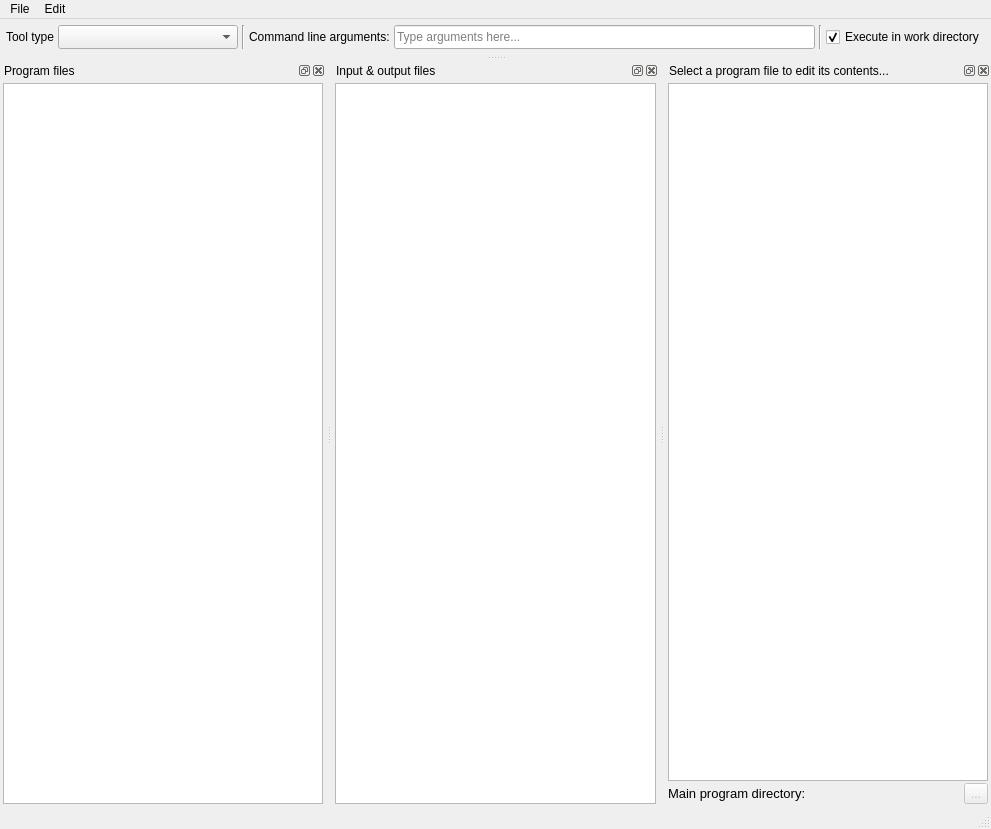
The window that spine_items/tool/ui/tool_specification_form.ui (spine-tools/spine-items) describes before a commit, drawn with Qt 5.
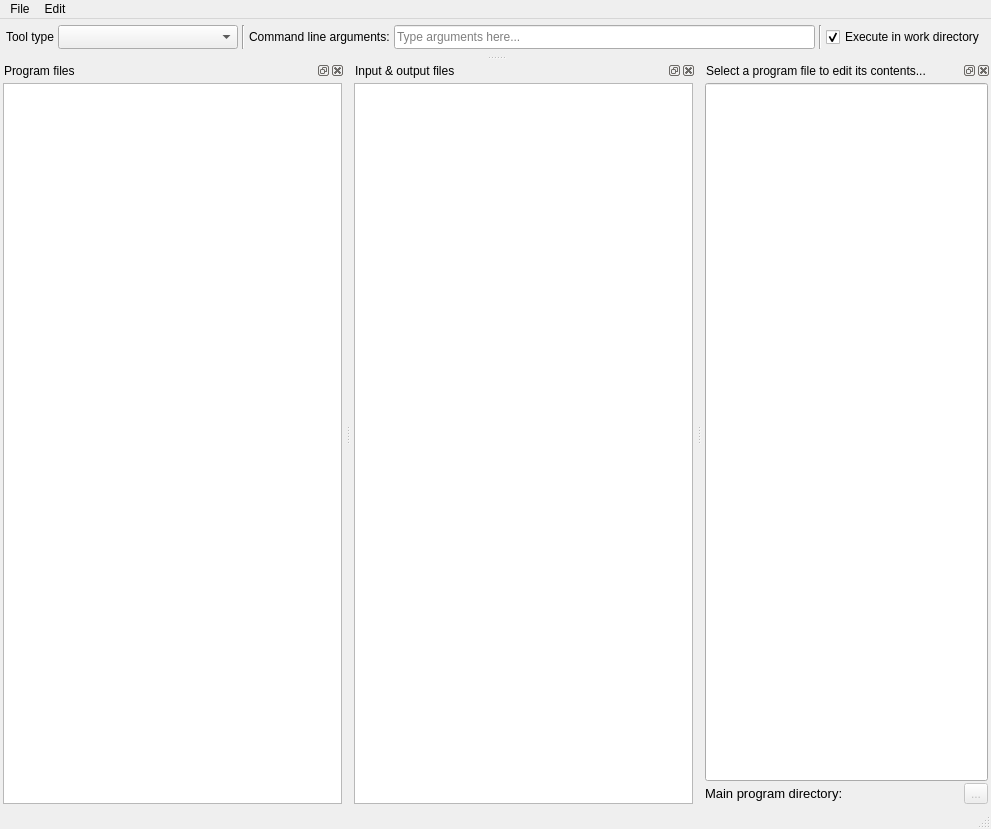
The same window after the commit. Icons and pictures are not drawn. Custom widgets are drawn as their Qt base class.

Commit message:
Use QPlainTextDocument in tool spec editor for performance
According to Qt documentation (Code editor example) this is a better
choice

```diff
--- a/spine_items/tool/ui/tool_specification_form.ui
+++ b/spine_items/tool/ui/tool_specification_form.ui
@@ -332,8 +332,11 @@
      </property>
      <item>
       <widget class="MainProgramTextEdit" name="textEdit_program">
-       <property name="enabled">
-        <bool>true</bool>
+       <property name="sizePolicy">
+        <sizepolicy hsizetype="Expanding" vsizetype="Expanding">
+         <horstretch>0</horstretch>
+         <verstretch>0</verstretch>
+        </sizepolicy>
        </property>
       </widget>
      </item>
@@ -614,7 +617,7 @@
   </customwidget>
   <customwidget>
    <class>MainProgramTextEdit</class>
-   <extends>QTextEdit</extends>
+   <extends>QLineEdit</extends>
    <header>spine_items/tool/widgets/main_program_text_edit.h</header>
   </customwidget>
  </customwidgets>
```
The commit also changes 2 other files.
